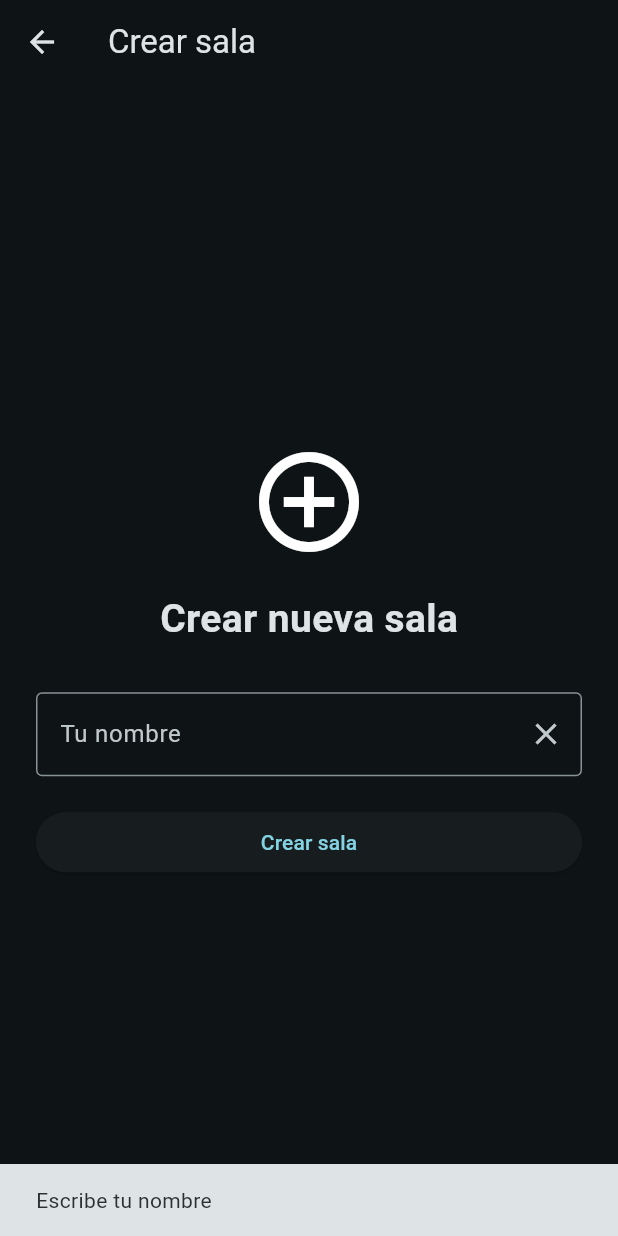
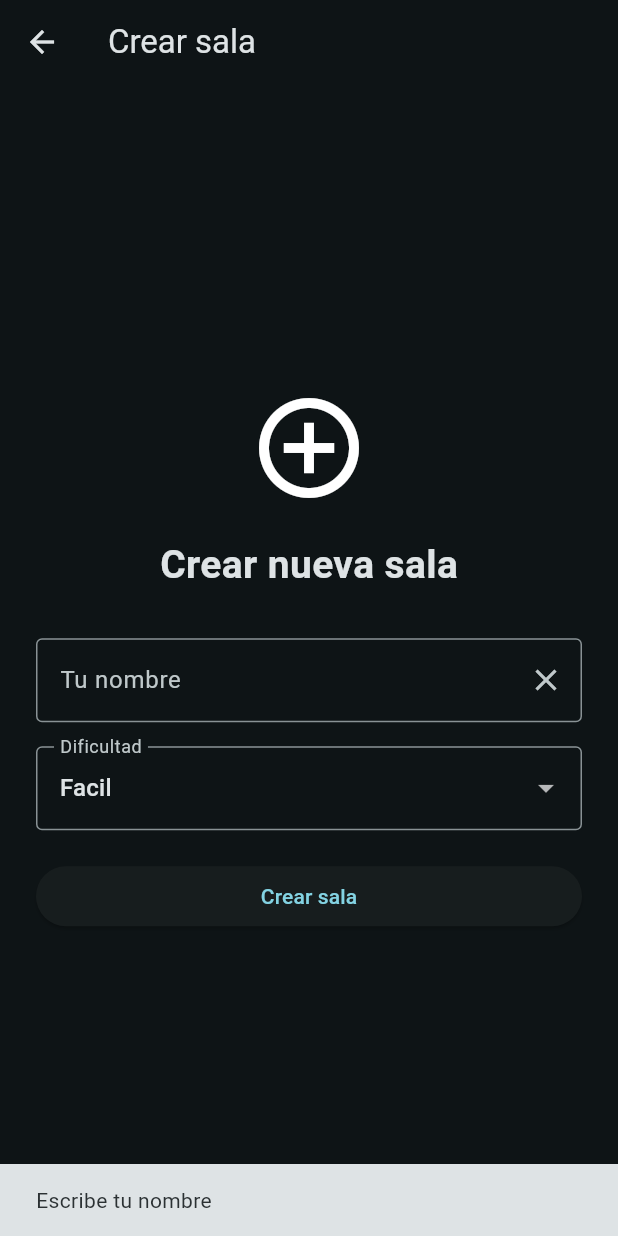
Before and after one commit to LuisAlbertoXicaliDiaz/nebula-crew, a Flutter app: the PantallaCrearSala screen opened by its route, after a tap on "Crear sala", on a phone screen of 412 x 824 dp. Run offline on Flutter 3.47's test engine with Material 3 defaults, Android fonts, the phone set to English and light mode, and no system bars; our stand-ins replace supabase_flutter; accounts and stored records are empty.

Commit message:
Crear salas reales en Supabase

```diff
--- a/lib/screens/pantalla_crear_sala.dart
+++ b/lib/screens/pantalla_crear_sala.dart
@@ -12,8 +12,10 @@ class PantallaCrearSala extends StatefulWidget {
 
 class _PantallaCrearSalaState extends State<PantallaCrearSala> {
   final TextEditingController nombreController = TextEditingController();
+  String dificultadSeleccionada = 'facil';
+  bool cargando = false;
 
-  void crearSala() {
+  Future<void> crearSala() async {
     String nombre = nombreController.text;
 
     if (nombre.isEmpty) {
@@ -23,8 +25,22 @@ class _PantallaCrearSalaState extends State<PantallaCrearSala> {
       return;
     }
 
+    setState(() {
+      cargando = true;
+    });
+
     final SalaService salaService = SalaService();
-    final Sala sala = salaService.crearSala();
+    final Sala sala = await salaService.crearSala(
+      dificultad: dificultadSeleccionada,
+    );
+
+    if (!mounted) {
+      return;
+    }
+
+    setState(() {
+      cargando = false;
+    });
 
     Navigator.pushNamed(
       context,
@@ -33,6 +49,7 @@ class _PantallaCrearSalaState extends State<PantallaCrearSala> {
         'nombre': nombre,
         'codigoSala': sala.codigo,
         'salaId': sala.id,
+        'dificultad': dificultadSeleccionada,
       },
     );
   }
@@ -70,15 +87,44 @@ class _PantallaCrearSalaState extends State<PantallaCrearSala> {
                   icon: const Icon(Icons.clear),
                   onPressed: () {
                     nombreController.clear();
-                  }
-                )
+                  },
+                ),
               ),
             ),
+            const SizedBox(height: 16),
+            DropdownButtonFormField<String>(
+              value: dificultadSeleccionada,
+              decoration: const InputDecoration(
+                labelText: 'Dificultad',
+                border: OutlineInputBorder(),
+              ),
+              items: const [
+                DropdownMenuItem(
+                  value: 'facil',
+                  child: Text('Facil'),
+                ),
+                DropdownMenuItem(
+                  value: 'medio',
+                  child: Text('Medio'),
+                ),
+                DropdownMenuItem(
+                  value: 'dificil',
+                  child: Text('Dificil'),
+                ),
+              ],
+              onChanged: (value) {
+                setState(() {
+                  dificultadSeleccionada = value ?? 'facil';
+                });
+              },
+            ),
             const SizedBox(height: 20),
-            BotonPrincipal(
-              texto: 'Crear sala',
-              onPressed: crearSala,
-            ),
+            cargando
+                ? const CircularProgressIndicator()
+                : BotonPrincipal(
+                    texto: 'Crear sala',
+                    onPressed: crearSala,
+                  ),
           ],
         ),
       ),
```
Also changed, not shown: lib/screens/pantalla_espera.dart (+7 -0 lines), lib/screens/pantalla_unirse_sala.dart (+30 -6 lines), lib/services/sala_service.dart (+33 -8 lines).
